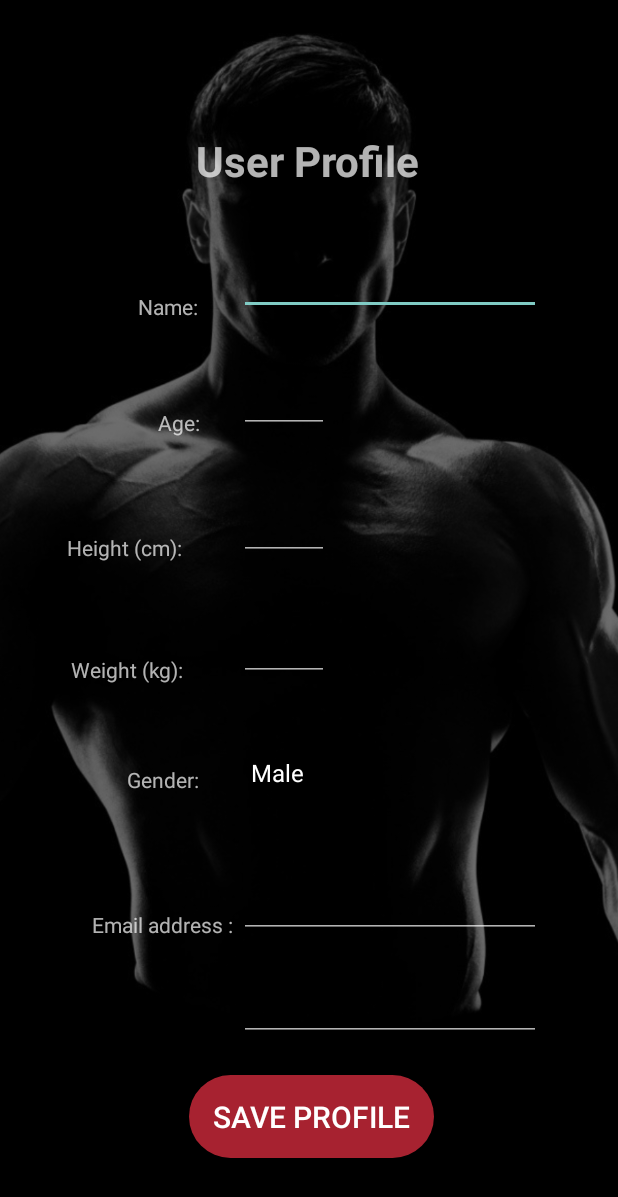
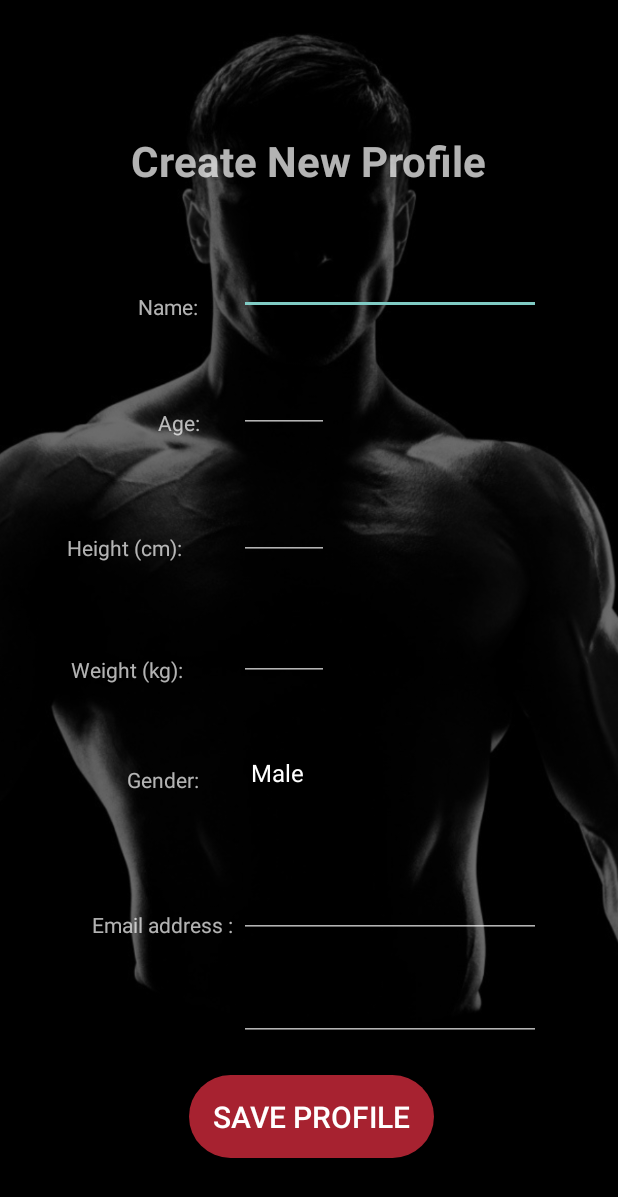
Before and after one commit to Theanhntp/Workout, an Android app: the SetUpActivity screen opened directly, with no data from a screen before it, on a phone screen of 412 x 824 dp. Shown: the top 1197 px of the screen. Run offline under Robolectric (Android 15) with nearby library versions, the phone set to English and light mode, and no system bars; libraries missing offline, so code that uses them is left out: com.j256.ormlite; 2 statements that could not run were skipped.

Commit message:
change ui

```diff
--- a/app/src/main/res/layout/activity_profile.xml
+++ b/app/src/main/res/layout/activity_profile.xml
@@ -39,7 +39,7 @@
             android:layout_width="wrap_content"
             android:layout_height="wrap_content"
             android:layout_marginTop="88dp"
-            android:text="User Profile"
+            android:text="Create New Profile"
             android:textSize="28sp"
             app:layout_constraintEnd_toEndOf="parent"
             app:layout_constraintHorizontal_bias="0.497"
--- a/app/src/main/res/layout/activity_set_up.xml
+++ b/app/src/main/res/layout/activity_set_up.xml
@@ -31,7 +31,7 @@
         android:layout_width="wrap_content"
         android:layout_height="wrap_content"
         android:layout_marginTop="88dp"
-        android:text="User Profile"
+        android:text="Create New Profile"
         android:textSize="28sp"
         android:textStyle="bold"
         app:layout_constraintEnd_toEndOf="parent"
```
Also changed, not shown: 1 other file.
